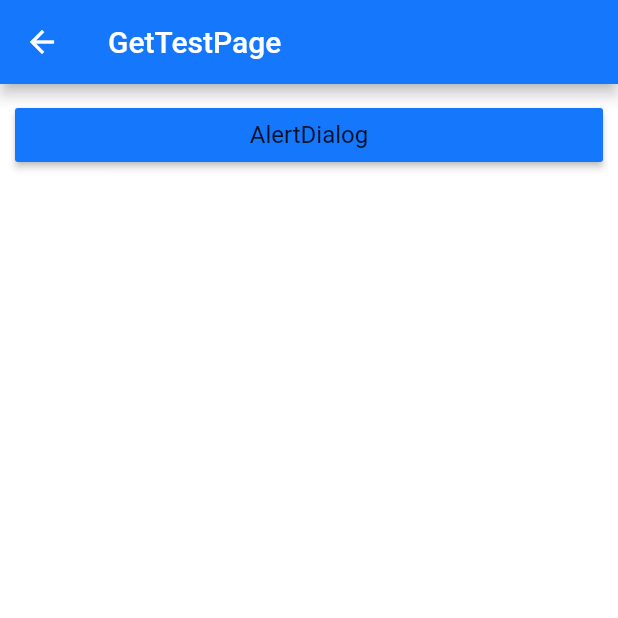
After one commit to Invincible1996/magic_flutter, a Flutter app: the GetTestPage screen opened directly, on a phone screen of 412 x 824 dp, the top half of it. The commit adds this screen. Run offline on Flutter 3.47's test engine with Material 2 defaults, Android fonts, the phone set to English and light mode, and no system bars; drawn by our look-alikes of oktoast; our stand-ins replace dio, flutter_redux, flutter_spinkit, fluttericon, get, path_drawing and 3 more; missing offline and left inert: drag_select_grid_view, flutter_plugin_pdf_viewer, simple_tooltip.

```diff
--- a/lib/main.dart
+++ b/lib/main.dart
@@ -1,5 +1,6 @@
 import 'package:flutter/material.dart';
 import 'package:flutter_redux/flutter_redux.dart';
+import 'package:get/get.dart';
 import 'package:magic_flutter/pages/splash_page.dart';
 import 'package:magic_flutter/provider/count_provider.dart';
 import 'package:magic_flutter/provider/shop_cart_provider.dart';
@@ -45,7 +46,9 @@ class MyApp extends StatelessWidget {
           ],
           child: StoreProvider<CountState>(
               store: store,
-              child: MaterialApp(
+              child: GetMaterialApp(
+                defaultTransition: Transition.native,
+                navigatorKey: Get.key,
                 title: 'Magic Flutter',
                 debugShowCheckedModeBanner: false,
                 theme: ThemeData(
--- /dev/null
+++ b/lib/pages/get_test_page.dart
@@ -0,0 +1,50 @@
+/*
+ * @author kevin
+ * @date 2020/7/17 3:08 下午
+ * @Description: flutter
+*/
+
+import 'package:flutter/material.dart';
+import 'package:get/route_manager.dart';
+import 'package:magic_flutter/pages/home_page.dart';
+
+class GetTestPage extends StatefulWidget {
+  @override
+  _GetTestPageState createState() => _GetTestPageState();
+}
+
+class _GetTestPageState extends State<GetTestPage> {
+  @override
+  initState() {
+    super.initState();
+  }
+
+  @override
+  Widget build(BuildContext context) {
+    return Scaffold(
+      appBar: AppBar(title: Text('GetTestPage')),
+      body: Container(
+        padding: EdgeInsets.all(10),
+        color: Colors.white,
+        child: ListView(
+          children: <Widget>[
+            RaisedButton(
+              onPressed: () {
+                Get.offAll(HomePage());
+              },
+              child: Text(
+                'AlertDialog',
+                style: Theme.of(context).textTheme.subtitle1,
+              ),
+            )
+          ],
+        ),
+      ),
+    );
+  }
+
+  @override
+  void dispose() {
+    super.dispose();
+  }
+}
--- a/pubspec.yaml
+++ b/pubspec.yaml
@@ -24,7 +24,7 @@ dependencies:
   flutter:
     sdk: flutter
   cupertino_icons: ^0.1.3
-  get_it: ^4.0.2
+  get: ^3.3.0
   dio: ^3.0.9
   path_provider: ^1.6.11
   permission_handler: ^5.0.1
```
Also changed, not shown: lib/pages/home_page.dart (+28 -1 lines), lib/util/route_util.dart (+10 -6 lines), pubspec.lock.
